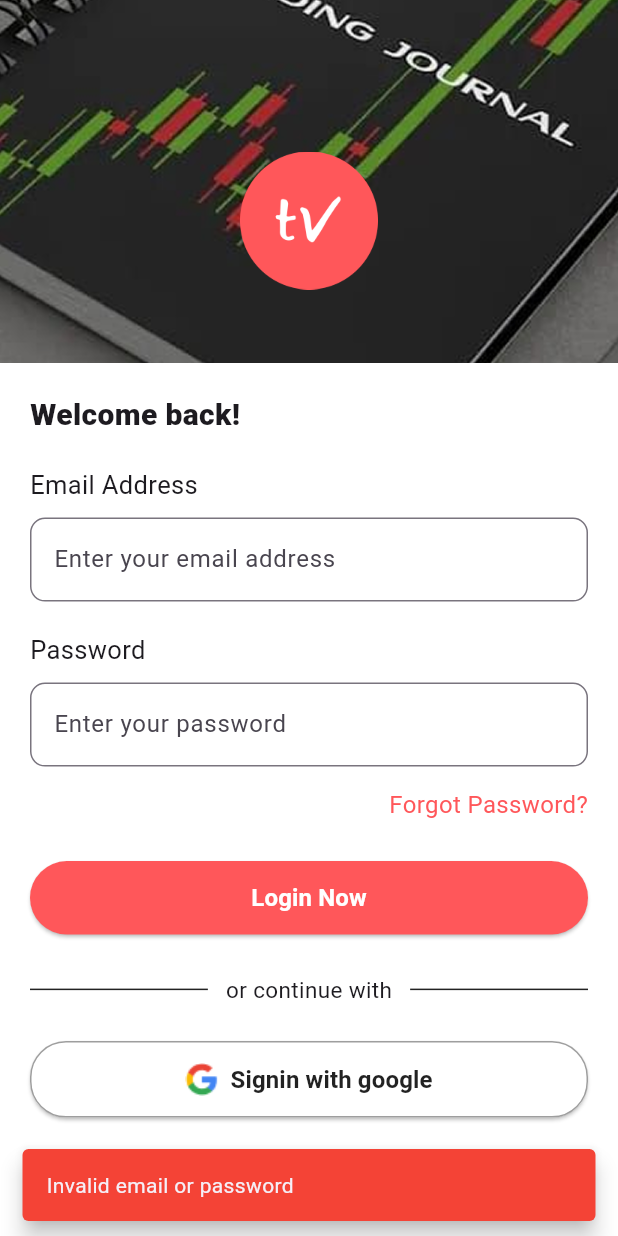
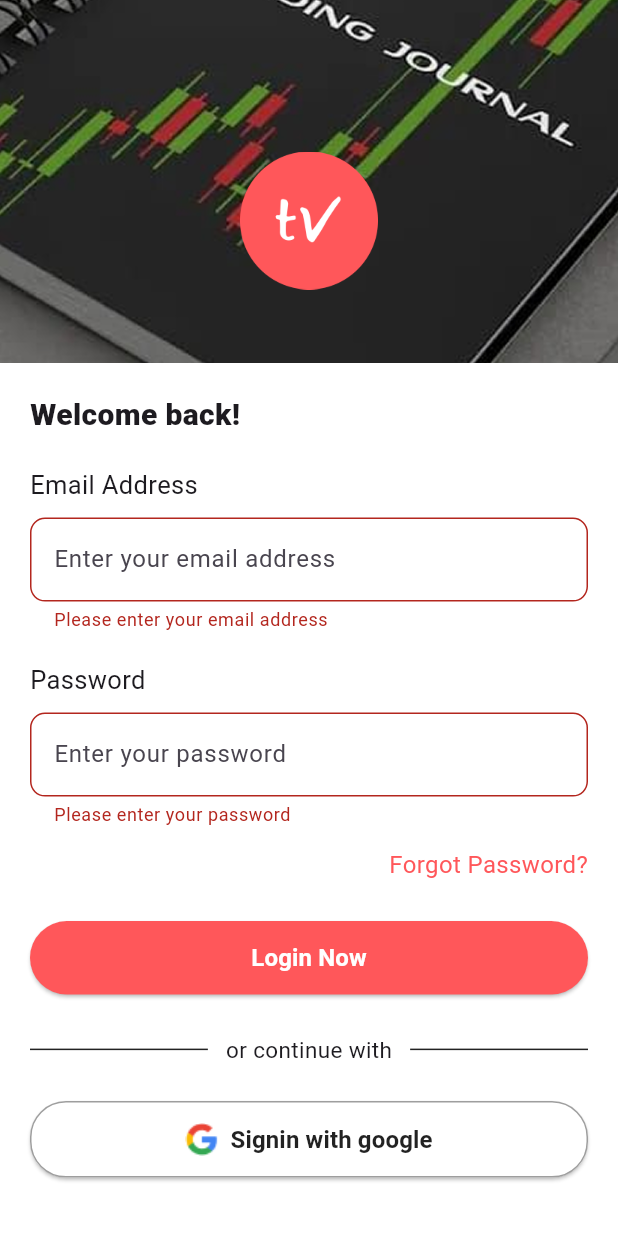
Before and after one commit to Skh121/TradeVerse, a Flutter app: the screen it shows after launch, scrolled down 59 dp, after a tap on "Login Now", on a phone screen of 412 x 824 dp. Run offline on Flutter 3.47's test engine with Material 3 defaults, Android fonts, the phone set to English and light mode, and no system bars; our stand-ins replace lottie.

Commit message:
Login Validation

```diff
--- a/lib/view/login_screen.dart
+++ b/lib/view/login_screen.dart
@@ -19,6 +19,8 @@
   // Controllers
   final TextEditingController emailController = TextEditingController();
   final TextEditingController passwordController = TextEditingController();
+
+  final _formKey = GlobalKey<FormState>();
 
   void handleLogin() {
     final email = emailController.text.trim();
@@ -49,6 +51,8 @@
     return Scaffold(
       backgroundColor: Colors.white,
       body: SingleChildScrollView(
+        child: Form(
+          key: _formKey,
           child: Column(
             crossAxisAlignment: CrossAxisAlignment.start,
             children: [
@@ -85,9 +89,22 @@
                       style: TextStyle(fontSize: 17, fontWeight: FontWeight.w400),
                     ),
                     const SizedBox(height: 10),
-                  TextField(
+                    TextFormField(
                       controller: emailController,
                       keyboardType: TextInputType.emailAddress,
+                      validator: (value) {
+                        if (value == null || value.isEmpty) {
+                          return 'Please enter your email address';
+                        }
+
+                        final emailRegex = RegExp(r"^[a-zA-Z0-9._%+-]+@[a-zA-Z0-9.-]+\.[a-zA-Z]{2,}$");
+
+                        if (!emailRegex.hasMatch(value)) {
+                          return 'Please enter a valid email';
+                        }
+
+                        return null;
+                      },
                       decoration: InputDecoration(
                         hintText: 'Enter your email address',
                         border: OutlineInputBorder(
@@ -101,9 +118,16 @@
                       style: TextStyle(fontSize: 17, fontWeight: FontWeight.w400),
                     ),
                     const SizedBox(height: 10),
-                  TextField(
+                    TextFormField(
                       controller: passwordController,
                       obscureText: true,
+                      validator: (value) {
+                        if (value == null || value.isEmpty) {
+                          return 'Please enter your password';
+                        }
+
+                        return null;
+                      },
                       decoration: InputDecoration(
                         hintText: 'Enter your password',
                         border: OutlineInputBorder(
@@ -128,7 +152,11 @@
                     SizedBox(
                       width: double.infinity,
                       child: ElevatedButton(
-                      onPressed: handleLogin,
+                        onPressed: () {
+                          if (_formKey.currentState!.validate()) {
+                            handleLogin();
+                          }
+                        },
                         style: ElevatedButton.styleFrom(
                           backgroundColor: brandColor,
                           foregroundColor: Colors.white,
@@ -232,6 +260,7 @@
             ],
           ),
         ),
+      ),
     );
   }
 }
```
Lines whose indentation alone changed are shown as unchanged.
